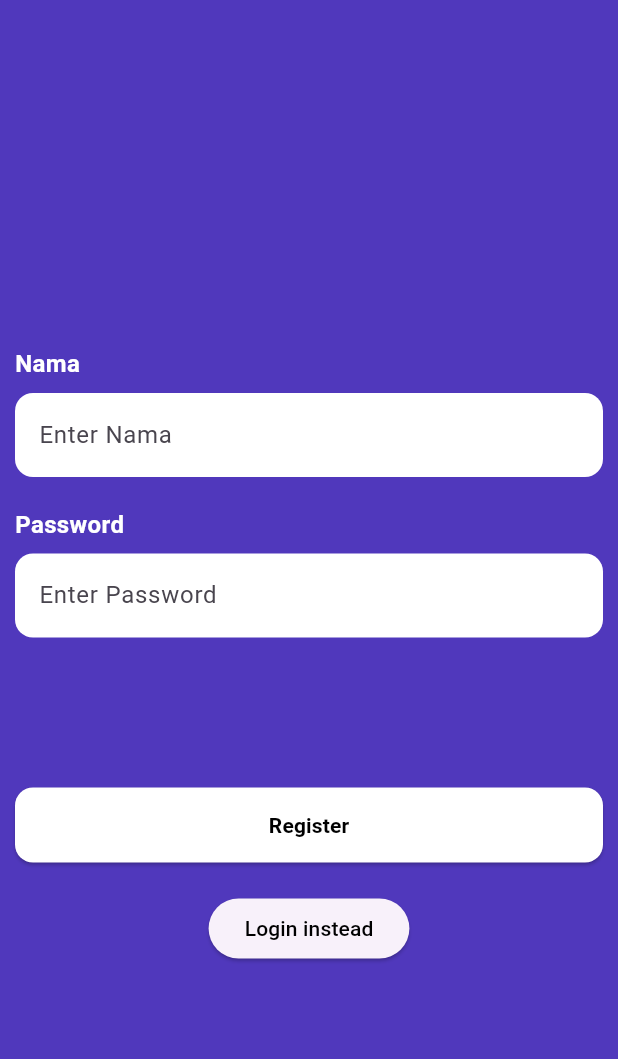
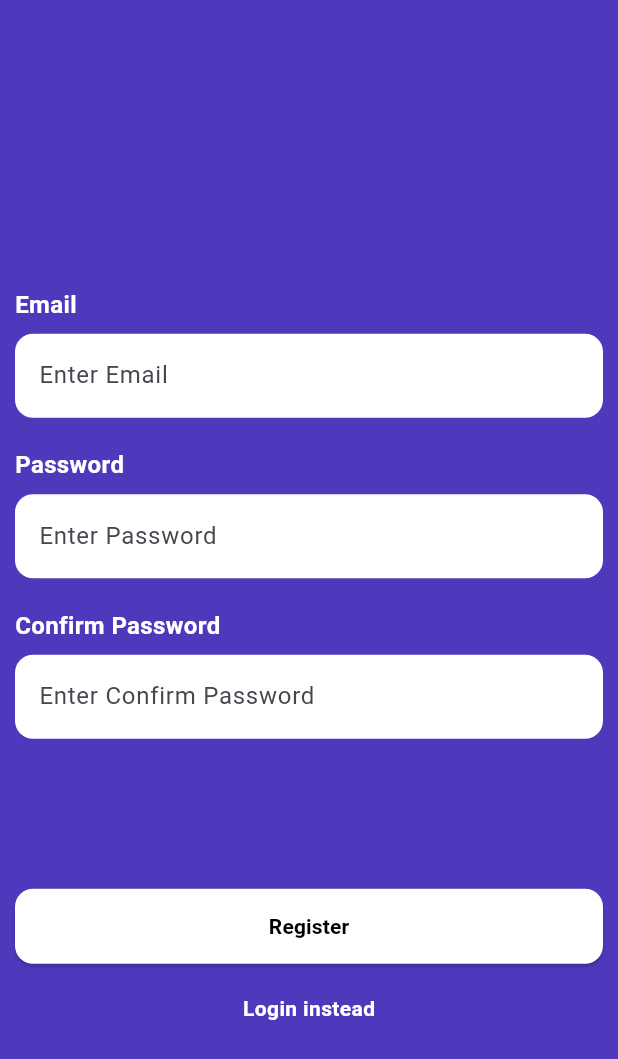
Before and after one commit to MaulRai/ristekflix, a Flutter app: the screen it shows after launch, after a tap on "Register instead", on a phone screen of 412 x 824 dp. Shown: the top 1059 px of the screen. Run offline on Flutter 3.47's test engine with Material 3 defaults, Android fonts, the light colour scheme and no system bars; our stand-ins replace carousel_slider, cloud_firestore, firebase_auth, firebase_core; accounts and stored records are empty.

Commit message:
fix: register logic and sume UI in other modules

```diff
--- a/lib/helpers/user_things.dart
+++ b/lib/helpers/user_things.dart
@@ -1,4 +1,7 @@
 import 'package:firebase_auth/firebase_auth.dart';
+
+const String apiKey =
+    'a8fe2c893a6c51ef87d21f2c7bc02a26'; // Replace with your TMDb API Key
 
 String getUsernameFromEmail() {
   final user = FirebaseAuth.instance.currentUser;
--- a/lib/screens/home_screen.dart
+++ b/lib/screens/home_screen.dart
@@ -1,5 +1,6 @@
 import 'package:flutter/material.dart';
 import 'package:ristekflix/helpers/genres.dart';
+import 'package:ristekflix/helpers/user_things.dart';
 import 'package:ristekflix/services/firestore_service.dart';
 import 'package:ristekflix/widgets/category_section.dart';
 import 'package:ristekflix/widgets/special_section.dart';
@@ -60,13 +61,14 @@ class _HomeScreenState extends State<HomeScreen> {
               ),
               TopBar(),
               CategorySection(),
-              SizedBox(height: 20),
-              if (preferredGenres.isNotEmpty)
+              if (preferredGenres.isNotEmpty) ...[
+                SizedBox(height: 20),
                 SpecialSection(
                   title: "Based on your favorite genre: $chosenGenre",
                   apiUrl:
                       "https://api.themoviedb.org/3/discover/movie?api_key=$apiKey&with_genres=$chosenGenreNum",
                 ),
+              ],
               SizedBox(height: 20),
               SpecialSection(
                 title: "Top Rated",
--- a/lib/screens/login_register_screen.dart
+++ b/lib/screens/login_register_screen.dart
@@ -13,15 +13,16 @@ class LoginRegisterScreen extends StatefulWidget {
 }
 
 class _LoginRegisterScreenState extends State<LoginRegisterScreen> {
-  final TextEditingController tecNama = TextEditingController();
+  final TextEditingController tecEmail = TextEditingController();
   final TextEditingController tecPw = TextEditingController();
+  final TextEditingController tecConfirmPw = TextEditingController();
 
   bool isLogin = true;
 
   Future<void> signInWithEmailPassword(BuildContext context) async {
     try {
       await Auth()
-          .signInWithEmailPassword(email: tecNama.text, password: tecPw.text);
+          .signInWithEmailPassword(email: tecEmail.text, password: tecPw.text);
       Navigator.pushReplacement(
         context,
         MaterialPageRoute(builder: (context) => HomeScreen()),
@@ -32,9 +33,14 @@ class _LoginRegisterScreenState extends State<LoginRegisterScreen> {
   }
 
   Future<void> createUserWithEmailPassword(BuildContext context) async {
+    if (tecPw.text != tecConfirmPw.text) {
+      _showErrorDialog(context, "Passwords do not match!");
+      return;
+    }
+
     try {
       await Auth().createUserWithEmailPassword(
-          email: tecNama.text, password: tecPw.text);
+          email: tecEmail.text, password: tecPw.text);
       Navigator.pushReplacement(
         context,
         MaterialPageRoute(builder: (context) => HomeScreen()),
@@ -45,52 +51,16 @@ class _LoginRegisterScreenState extends State<LoginRegisterScreen> {
   }
 
   Widget _loginOrRegisterButton() {
-    return ElevatedButton(
-      onPressed: () {
+    return GestureDetector(
+      onTap: () {
         setState(() {
           isLogin = !isLogin;
         });
       },
       child: Text(
         isLogin ? "Register instead" : "Login instead",
-        style: TextStyle(color: Colors.black),
+        style: TextStyle(color: Colors.white, fontWeight: FontWeight.bold),
       ),
-    );
-  }
-
-  @override
-  Widget build(BuildContext context) {
-    return Scaffold(
-      body: Center(
-        child: Padding(
-          padding: const EdgeInsets.all(10),
-          child: Column(
-            mainAxisAlignment: MainAxisAlignment.center,
-            children: [
-              const SizedBox(height: 50),
-              CredentialField("Nama", tecNama),
-              const SizedBox(height: 20),
-              CredentialField("Password", tecPw),
-              const SizedBox(height: 100),
-              MainButton(
-                () {
-                  if (tecNama.text.isEmpty || tecPw.text.isEmpty) {
-                    _showErrorDialog(context, "Both fields must be filled!");
-                  } else {
-                    isLogin
-                        ? signInWithEmailPassword(context)
-                        : createUserWithEmailPassword(context);
-                  }
-                },
-                isLogin ? "Login" : "Register",
-              ),
-              SizedBox(height: 20,),
-              _loginOrRegisterButton()
-            ],
-          ),
-        ),
-      ),
-      backgroundColor: const Color(0xFF5038BC),
     );
   }
 
@@ -113,4 +83,46 @@ class _LoginRegisterScreenState extends State<LoginRegisterScreen> {
       },
     );
   }
+
+  @override
+  Widget build(BuildContext context) {
+    return Scaffold(
+      body: Center(
+        child: Padding(
+          padding: const EdgeInsets.all(10),
+          child: Column(
+            mainAxisAlignment: MainAxisAlignment.center,
+            children: [
+              const SizedBox(height: 50),
+              CredentialField("Email", tecEmail),
+              const SizedBox(height: 20),
+              CredentialField("Password", tecPw),
+              if (!isLogin) ...[
+                const SizedBox(height: 20),
+                CredentialField("Confirm Password", tecConfirmPw),
+              ],
+              const SizedBox(height: 100),
+              MainButton(
+                () {
+                  if (tecEmail.text.isEmpty || tecPw.text.isEmpty) {
+                    _showErrorDialog(context, "Both fields must be filled!");
+                  } else if (!isLogin && tecConfirmPw.text.isEmpty) {
+                    _showErrorDialog(context, "Please confirm your password!");
+                  } else {
+                    isLogin
+                        ? signInWithEmailPassword(context)
+                        : createUserWithEmailPassword(context);
+                  }
+                },
+                isLogin ? "Login" : "Register",
+              ),
+              SizedBox(height: 20),
+              _loginOrRegisterButton(),
+            ],
+          ),
+        ),
+      ),
+      backgroundColor: const Color(0xFF5038BC),
+    );
+  }
 }
--- a/lib/widgets/credential_field.dart
+++ b/lib/widgets/credential_field.dart
@@ -22,7 +22,7 @@ class CredentialField extends StatelessWidget {
         const SizedBox(height: 8),
         TextField(
           controller: tec,
-          obscureText: label == "Password",
+          obscureText: label == "Password" || label == "Confirm Password",
           decoration: InputDecoration(
             filled: true,
             fillColor: Colors.white,
```
Also changed, not shown: lib/widgets/category_carousel.dart (added, +123 -0 lines), lib/widgets/category_section.dart (+14 -126 lines).
